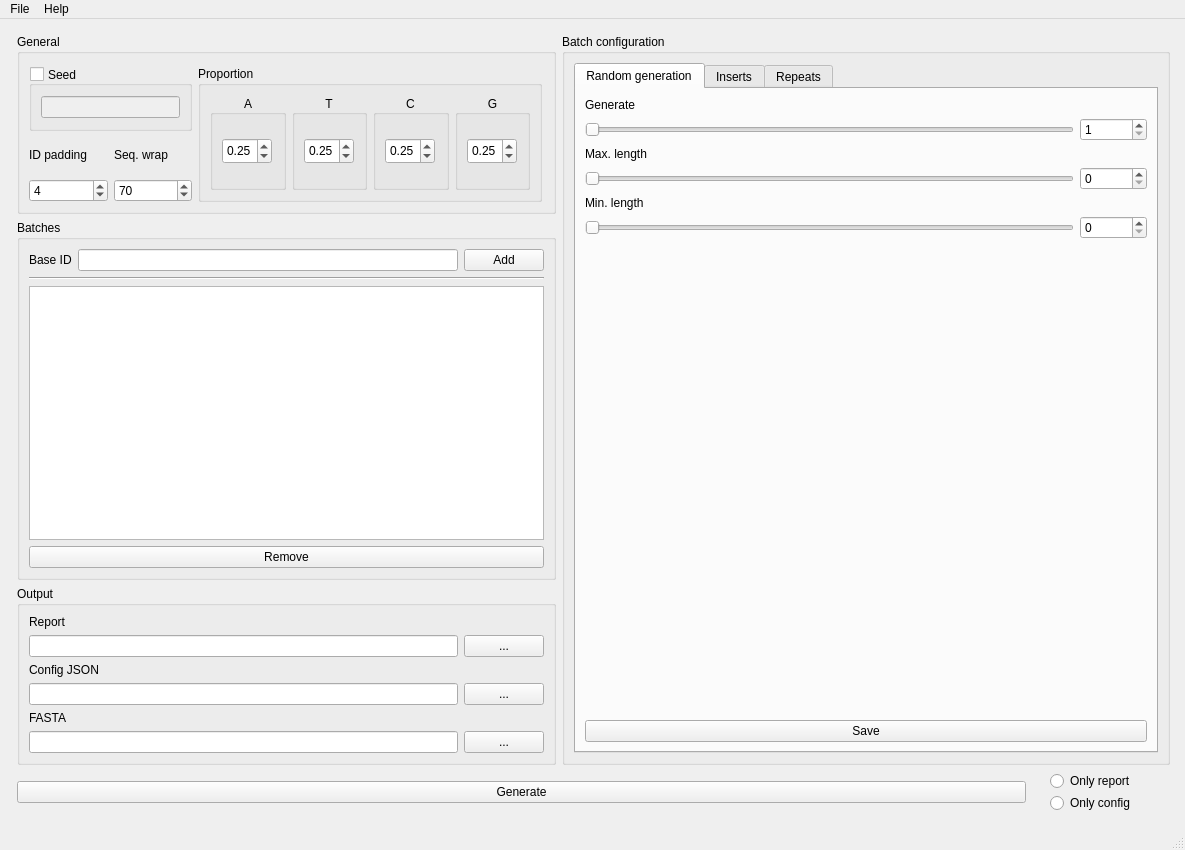
The window that GUI/app.ui (Dannyzimmer/SeqModeller) describes before a commit, drawn with Qt 5.
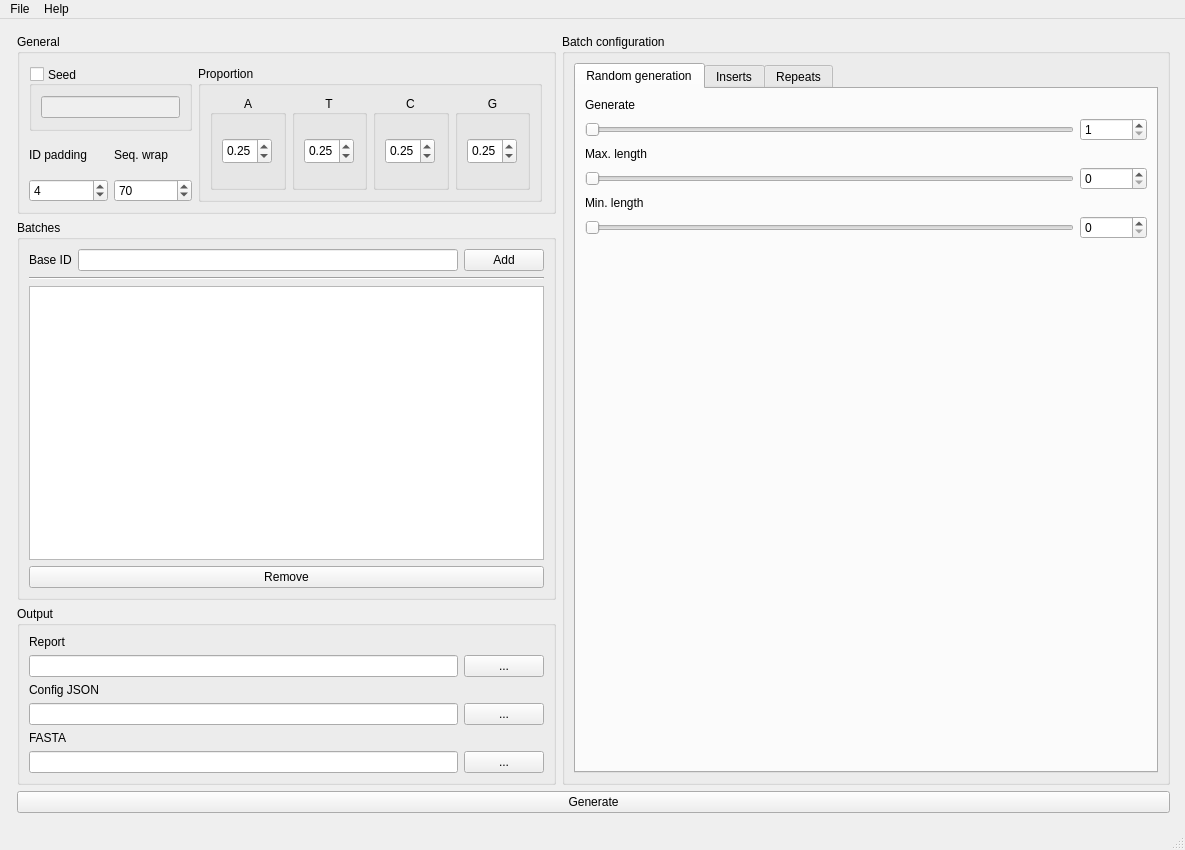
The same window after the commit. Icons and pictures are not drawn.

Commit message: Implemented auto-save functionality in SeqModellerMainWindow, removed output radiobuttons

Diff of the .ui file:
```diff
--- a/GUI/app.ui
+++ b/GUI/app.ui
@@ -784,13 +784,6 @@
                      </property>
                     </spacer>
                    </item>
-                   <item>
-                    <widget class="QPushButton" name="btn_random_generation_save">
-                     <property name="text">
-                      <string>Save</string>
-                     </property>
-                    </widget>
-                   </item>
                   </layout>
                  </item>
                 </layout>
@@ -1346,80 +1339,6 @@
           </property>
          </widget>
         </item>
-        <item>
-         <spacer name="horizontalSpacer_4">
-          <property name="orientation">
-           <enum>Qt::Horizontal</enum>
-          </property>
-          <property name="sizeType">
-           <enum>QSizePolicy::Fixed</enum>
-          </property>
-          <property name="sizeHint" stdset="0">
-           <size>
-            <width>9</width>
-            <height>20</height>
-           </size>
-          </property>
-         </spacer>
-        </item>
-        <item>
-         <layout class="QVBoxLayout" name="verticalLayout_33">
-          <property name="spacing">
-           <number>2</number>
-          </property>
-          <item>
-           <widget class="QRadioButton" name="radioButton_only_report">
-            <property name="maximumSize">
-             <size>
-              <width>100</width>
-              <height>100</height>
-             </size>
-            </property>
-            <property name="text">
-             <string>Only report</string>
-            </property>
-            <property name="autoExclusive">
-             <bool>false</bool>
-            </property>
-           </widget>
-          </item>
-          <item>
-           <widget class="QRadioButton" name="radioButton_only_json">
-            <property name="maximumSize">
-             <size>
-              <width>100</width>
-              <height>100</height>
-             </size>
-            </property>
-            <property name="text">
-             <string>Only config</string>
-            </property>
-            <property name="autoRepeat">
-             <bool>false</bool>
-            </property>
-            <property name="autoExclusive">
-             <bool>false</bool>
-            </property>
-           </widget>
-          </item>
-         </layout>
-        </item>
-        <item>
-         <spacer name="horizontalSpacer_3">
-          <property name="orientation">
-           <enum>Qt::Horizontal</enum>
-          </property>
-          <property name="sizeType">
-           <enum>QSizePolicy::Fixed</enum>
-          </property>
-          <property name="sizeHint" stdset="0">
-           <size>
-            <width>20</width>
-            <height>20</height>
-           </size>
-          </property>
-         </spacer>
-        </item>
        </layout>
       </item>
      </layout>
```
Left out of the diff: 46 changed lines with no effect on the pictures. The commit also changes 1 other file.
